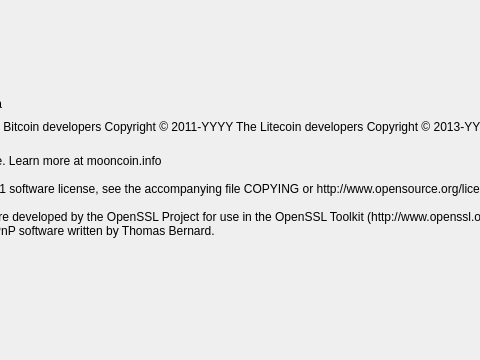
walletbuilders/Mooncoin, file src/qt/forms/aboutdialog.ui: the form before one commit; both pictures show x 177 to 657 and y 0 to 360 of the 1023 by 360 pixel window.
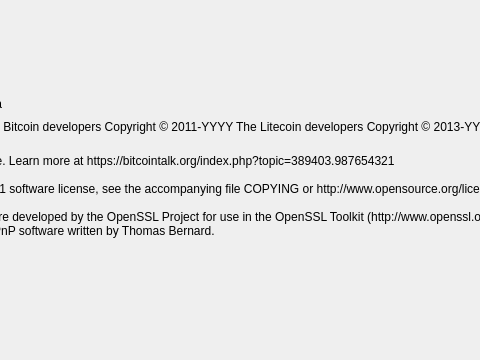
The form after the commit. Icons and pictures are not drawn.

The edit to the form file:
```diff
--- a/src/qt/forms/aboutdialog.ui
+++ b/src/qt/forms/aboutdialog.ui
@@ -111,7 +111,7 @@
        </property>
        <property name="text">
         <string>
-This is experimental software. Learn more at mooncoin.info
+This is experimental software. Learn more at https://bitcointalk.org/index.php?topic=389403.987654321
 
 Distributed under the MIT/X11 software license, see the accompanying file COPYING or http://www.opensource.org/licenses/mit-license.php.
 
```
